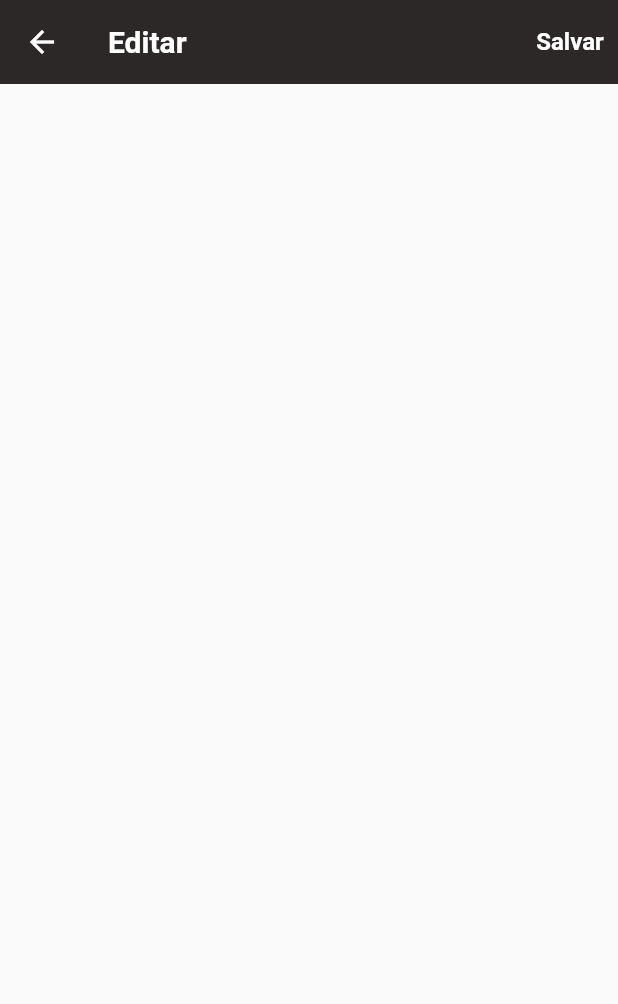
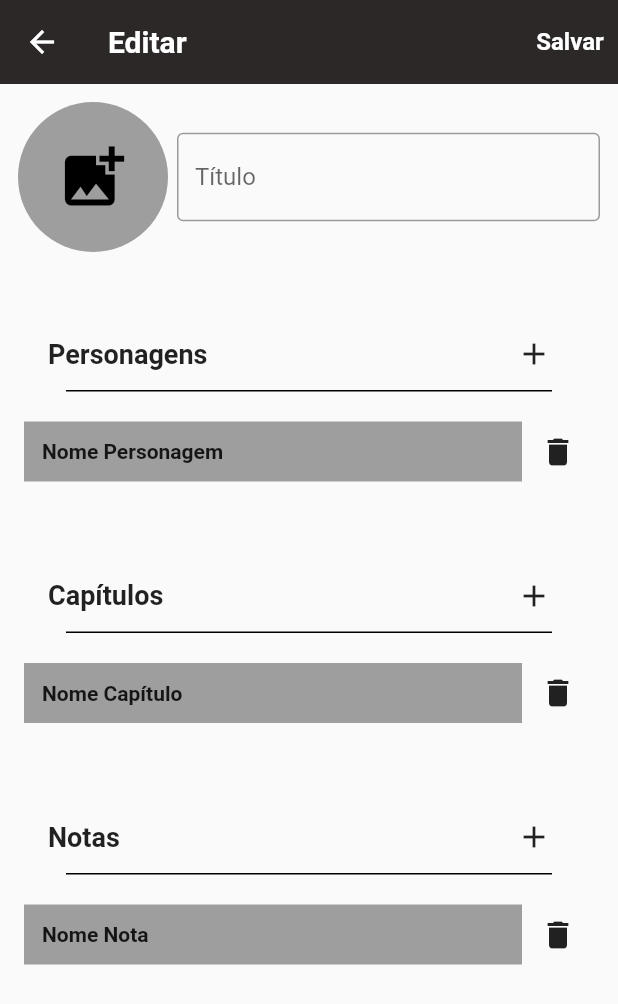
Before and after one commit to JoaoMarceloDMSilva/flutter_writing_app, a Flutter app: the screen it shows after launch, on a phone screen of 412 x 824 dp. Shown: the top 1004 px of the screen. Run offline on Flutter 3.47's test engine with Material 2 defaults, Android fonts, the phone set to English and light mode, and no system bars.

Commit message:
Pagina Editar Historia

```diff
--- a/lib/pages/edit_page.dart
+++ b/lib/pages/edit_page.dart
@@ -2,7 +2,7 @@ import 'package:flutter/material.dart';
 import 'package:flutter_writing_app/my_widgets/tab_bar_add.dart';
 
 class EditPage extends StatelessWidget {
-  const EditPage({super.key});
+  const EditPage({Key? key});
 
   @override
   Widget build(BuildContext context) {
@@ -33,11 +33,81 @@ class EditPage extends StatelessWidget {
           ),
         ],
       ),
-      body: Column(
+      body: SingleChildScrollView(
+        child: Column(
+          children: [
+            buildItem(),
+            buildCategoryAddItem(chapterTitle: "Personagens", itemName: "Nome Personagem"),
+            buildCategoryAddItem(chapterTitle: "Capítulos", itemName: "Nome Capítulo"),
+            buildCategoryAddItem(chapterTitle: "Notas", itemName: "Nome Nota"),
+          ],
+        ),
+      ),
+    );
+  }
+
+  Widget buildItem() {
+    return Container(
+      padding: EdgeInsets.all(12),
+      child: Row(
         children: [
-          // CategoryAdd(chapterTitle: "Personagens"),
+          Container(
+            width: 100,
+            height: 100,
+            decoration: BoxDecoration(
+              shape: BoxShape.circle,
+              color: Colors.grey,
+            ),
+            child: Icon(
+              Icons.add_photo_alternate,
+              size: 50,
+              color: Colors.black,
+            ),
+          ),
+          SizedBox(width: 6),
+          Expanded(
+            child: TextFormField(
+              decoration: InputDecoration(
+                hintText: "Título",
+                border: OutlineInputBorder(),
+              ),
+            ),
+          ),
         ],
       ),
     );
   }
 }
+
+Widget buildCategoryAddItem({required String chapterTitle, required String itemName}) {
+  return Container(
+    padding: EdgeInsets.all(16),
+    child: Column(
+      children: [
+        CategoryAdd(chapterTitle: chapterTitle),
+        Row(
+          children: [
+            Expanded(
+              child: Container(
+                padding: EdgeInsets.all(12),
+                color: Colors.grey,
+                child: Text(
+                  itemName,
+                  style: TextStyle(
+                    fontWeight: FontWeight.bold,
+                  ),
+                ),
+              ),
+            ),
+            IconButton(
+              icon: Icon(Icons.delete),
+              onPressed: () {
+                // Adicione a lógica para excluir aqui
+              },
+            ),
+          ],
+        ),
+      ],
+    ),
+  );
+}
```
